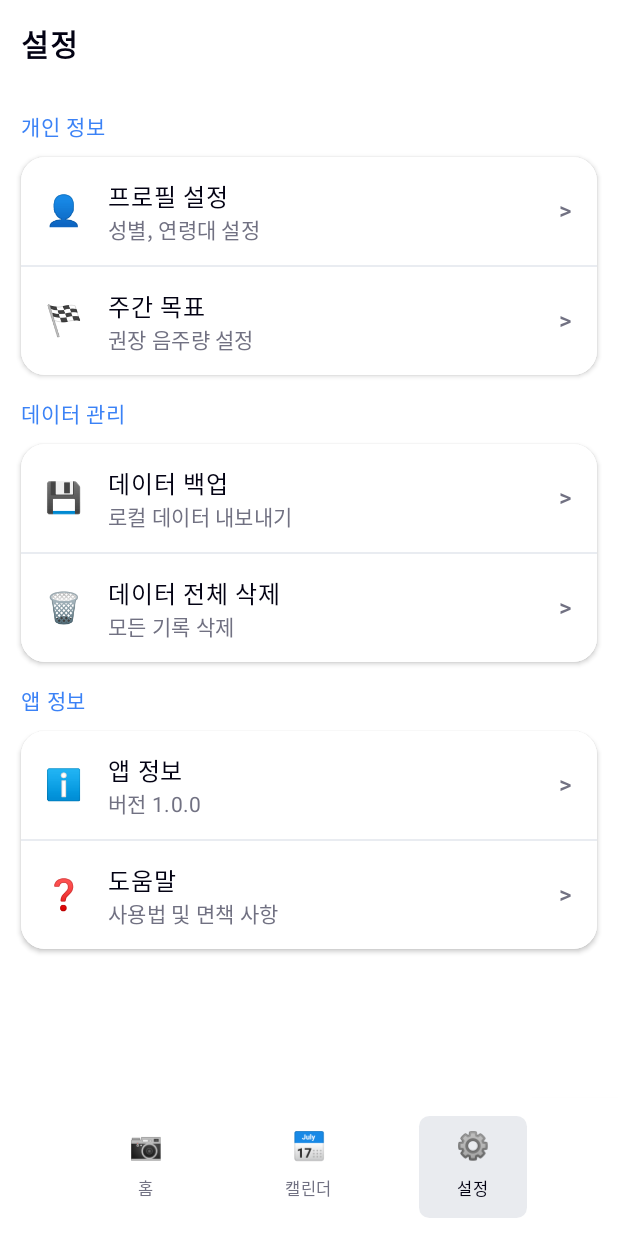
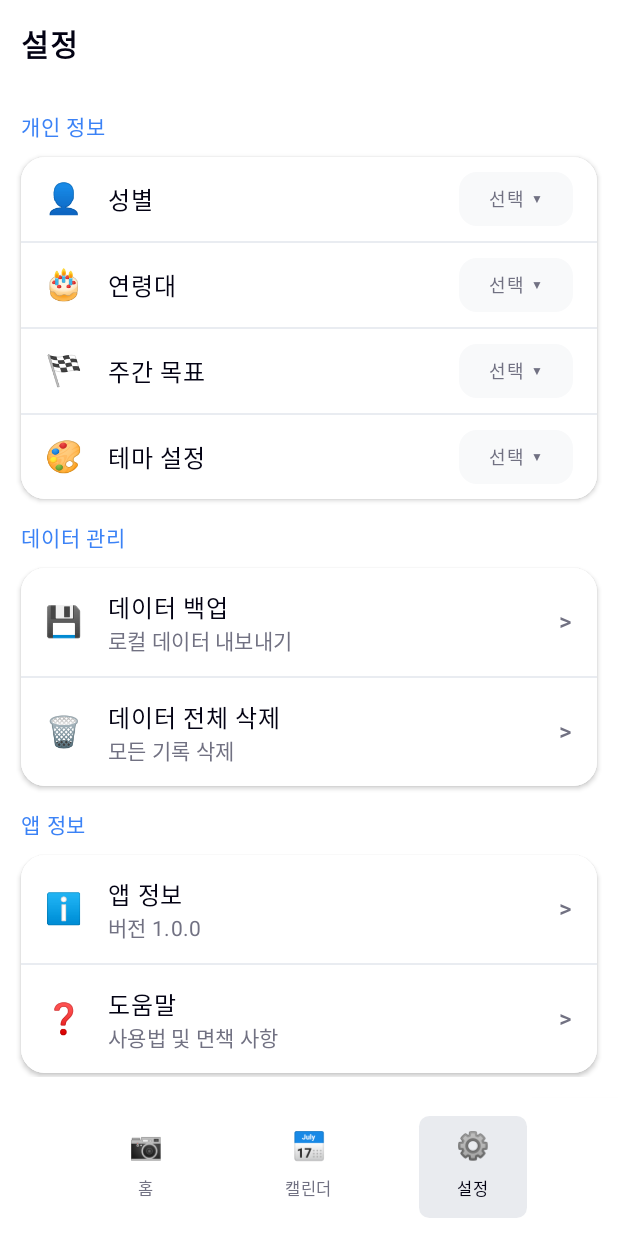
Before and after one commit to namd0ng/AmazonQDev, an Android app built with Jetpack Compose: the SettingsScreen screen opened through its navigation route, on a phone screen of 412 x 824 dp. Run offline under Robolectric (Android 15) with nearby library versions, the phone set to English and light mode, and no system bars.

Commit message:
[UPDATE] 설정탭 개인정보 섹션 UI 수정(버튼 -> 드랍박스)

```diff
--- a/app/src/main/java/com/example/amazonqdev/ui/settings/SettingsScreen.kt
+++ b/app/src/main/java/com/example/amazonqdev/ui/settings/SettingsScreen.kt
@@ -1,11 +1,12 @@
 package com.example.amazonqdev.ui.settings
 
 import androidx.compose.foundation.background
+import androidx.compose.foundation.clickable
 import androidx.compose.foundation.layout.*
 import androidx.compose.foundation.lazy.LazyColumn
 import androidx.compose.foundation.shape.RoundedCornerShape
 import androidx.compose.material3.*
-import androidx.compose.runtime.Composable
+import androidx.compose.runtime.*
 import androidx.compose.ui.Alignment
 import androidx.compose.ui.Modifier
 import androidx.compose.ui.graphics.Color
@@ -15,6 +16,11 @@ import androidx.compose.ui.unit.sp
 
 @Composable
 fun SettingsScreen() {
+    var selectedGender by remember { mutableStateOf("") }
+    var selectedAge by remember { mutableStateOf("") }
+    var selectedGoal by remember { mutableStateOf("") }
+    var selectedTheme by remember { mutableStateOf("") }
+
     LazyColumn(
         modifier = Modifier
             .fillMaxSize()
@@ -34,18 +40,36 @@ fun SettingsScreen() {
 
         item {
             SettingsSection(title = "개인 정보") {
-                SettingsItem(
+                DropdownSettingsItem(
                     icon = "👤",
-                    title = "프로필 설정",
-                    subtitle = "성별, 연령대 설정",
-                    onClick = { }
+                    title = "성별",
+                    options = listOf("남성", "여성"),
+                    selectedValue = selectedGender,
+                    onValueChange = { selectedGender = it }
                 )
                 Divider(color = Color(0xFFE9ECF1))
-                SettingsItem(
+                DropdownSettingsItem(
+                    icon = "🎂",
+                    title = "연령대",
+                    options = listOf("20대", "30대", "40대", "50대", "60~64세", "65세 이상"),
+                    selectedValue = selectedAge,
+                    onValueChange = { selectedAge = it }
+                )
+                Divider(color = Color(0xFFE9ECF1))
+                DropdownSettingsItem(
                     icon = "🏁",
                     title = "주간 목표",
-                    subtitle = "권장 음주량 설정",
-                    onClick = { }
+                    options = listOf("7잔(권장)", "14잔(저위험)", "21잔(최대)"),
+                    selectedValue = selectedGoal,
+                    onValueChange = { selectedGoal = it }
+                )
+                Divider(color = Color(0xFFE9ECF1))
+                DropdownSettingsItem(
+                    icon = "🎨",
+                    title = "테마 설정",
+                    options = listOf("시스템", "다크", "라이트"),
+                    selectedValue = selectedTheme,
+                    onValueChange = { selectedTheme = it }
                 )
             }
         }
@@ -153,3 +177,85 @@ fun SettingsItem(
         modifier = Modifier.fillMaxWidth()
     )
 }
+
+@Composable
+fun DropdownSettingsItem(
+    icon: String,
+    title: String,
+    options: List<String>,
+    selectedValue: String,
+    onValueChange: (String) -> Unit
+) {
+    var expanded by remember { mutableStateOf(false) }
+
+    ListItem(
+        headlineContent = {
+            Text(
+                text = title,
+                fontSize = 16.sp,
+                fontWeight = FontWeight.Medium,
+                color = Color(0xFF030213)
+            )
+        },
+        leadingContent = {
+            Text(
+                text = icon,
+                fontSize = 20.sp
+            )
+        },
+        trailingContent = {
+            Box {
+                Box(
+                    modifier = Modifier
+                        .background(
+                            color = Color(0xFFF8F9FA),
+                            shape = RoundedCornerShape(12.dp)
+                        )
+                        .clickable { expanded = true }
+                        .padding(horizontal = 8.dp, vertical = 4.dp)
+                        .defaultMinSize(minWidth = 60.dp, minHeight = 28.dp),
+                    contentAlignment = Alignment.Center
+                ) {
+                    Row(
+                        verticalAlignment = Alignment.CenterVertically,
+                        horizontalArrangement = Arrangement.spacedBy(4.dp)
+                    ) {
+                        Text(
+                            text = selectedValue.ifEmpty { "선택" },
+                            fontSize = 12.sp,
+                            color = if (selectedValue.isEmpty()) Color(0xFF717182) else Color(0xFF030213)
+                        )
+                        Text(
+                            text = "▼",
+                            fontSize = 8.sp,
+                            color = Color(0xFF717182)
+                        )
+                    }
+                }
+
+                DropdownMenu(
+                    expanded = expanded,
+                    onDismissRequest = { expanded = false }
+                ) {
+                    options.forEach { option ->
+                        DropdownMenuItem(
+                            text = {
+                                Text(
+                                    text = option,
+                                    fontSize = 12.sp,
+                                    color = Color(0xFF030213)
+                                )
+                            },
+                            onClick = {
+                                onValueChange(option)
+                                expanded = false
+                            },
+                            modifier = Modifier.height(36.dp)
+                        )
+                    }
+                }
+            }
+        },
+        modifier = Modifier.fillMaxWidth()
+    )
+}
```
